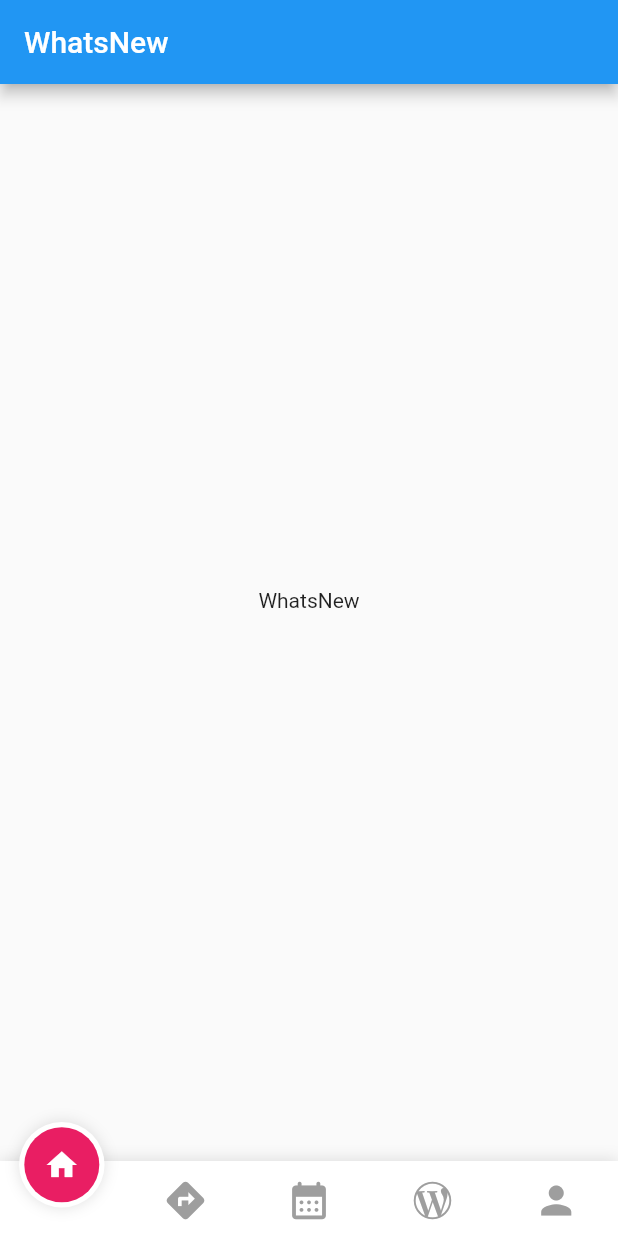
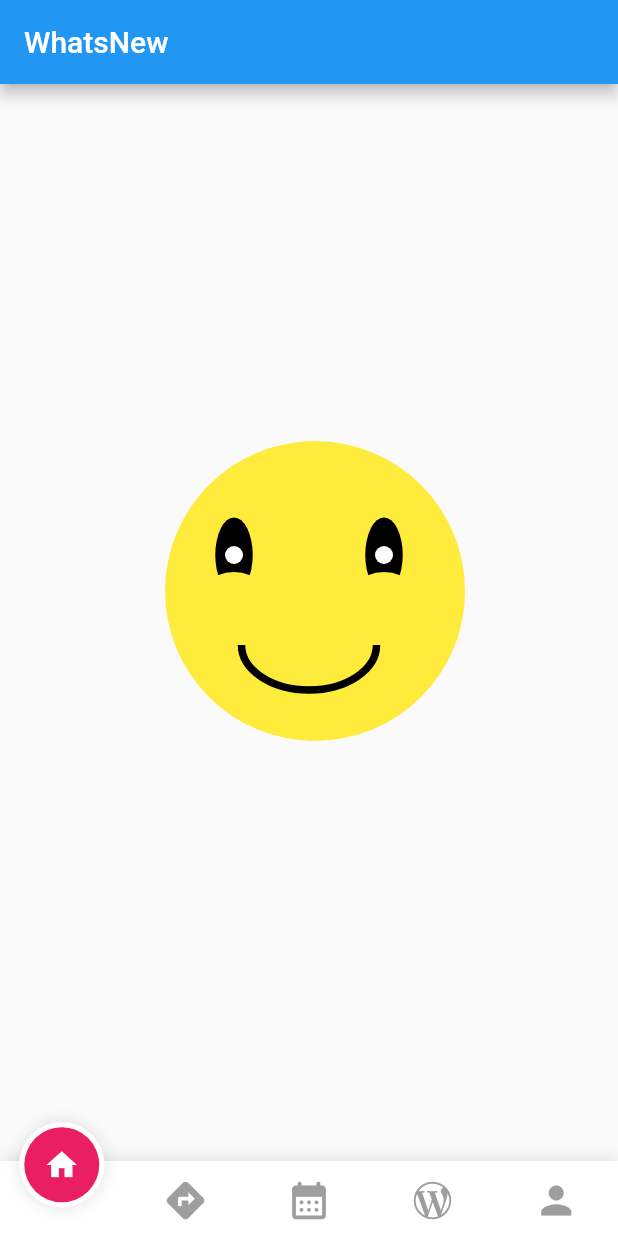
Before and after one commit to MuktiTandel/testapp, a Flutter app: the screen it shows after launch, swiped to page 2, on a phone screen of 412 x 824 dp. Run offline on Flutter 3.47's test engine with Material 2 defaults, Android fonts, the phone set to English and light mode, and no system bars.

```diff
--- /dev/null
+++ b/lib/core/elements/draw_circle.dart
@@ -0,0 +1,75 @@
+import 'dart:math';
+
+import 'package:flutter/material.dart';
+
+class DrawCircle extends CustomPainter {
+
+  final Map<String, double> center;
+  final double radius;
+  final Color color;
+  final AnimationController controller;
+
+  DrawCircle({
+    required this.center,
+    required this.radius,
+    required this.color,
+    required this.controller
+  });
+
+  @override
+  void paint(Canvas canvas, Size size) {
+    Paint brush = new Paint()
+        ..color = color
+        ..strokeCap = StrokeCap.round
+        ..style = PaintingStyle.fill
+        ..strokeWidth = 30;
+
+    var offset = Offset(size.width / 2, size.height / 2);
+    var smileCenter = Offset(offset.dx, offset.dy + 30);
+
+    final rect = Rect.fromLTRB(50, 100, 250, 200);
+
+    canvas.drawCircle(Offset(center['x']!, center['y']!), radius, brush);
+    drawOval(canvas, size);
+    canvas.drawArc(Rect.fromCenter(center: smileCenter, width: 90, height: 60), 0, pi, false, Paint()..color = Colors.black..style = PaintingStyle.stroke..strokeWidth = 5);
+  }
+
+  void drawOval(Canvas canvas, Size size){
+
+    var center = Offset(size.width / 2, size.height / 2);
+
+    var eyeAnimation = Tween<double>(begin: 0, end: 50).animate(
+        CurvedAnimation(parent: controller, curve: Curves.easeOut));
+
+    Paint brush = Paint()
+      ..color = Colors.black
+      ..style = PaintingStyle.fill
+      ..strokeWidth = 5;
+
+    void draweye(double xOffset){
+      canvas.drawOval(Rect.fromCenter(center: Offset(center.dx - xOffset, center.dy - 30), width: 25, height: 50), brush);
+      canvas.drawCircle(
+          Offset(center.dx - xOffset , center.dy -30), 6, Paint()..color = Colors.white);
+    }
+
+    void drawEyeLid(double xOffset) {
+      canvas.drawOval(Rect.fromCircle( center: Offset(center.dx + xOffset -10, center.dy -  eyeAnimation.value + 23), radius: 28),
+          Paint()
+            ..color = Colors.yellow
+            ..style = PaintingStyle.fill
+            ..strokeWidth = 5);
+    }
+
+    draweye(50);
+    draweye(-50);
+    drawEyeLid(60);
+    drawEyeLid(-40);
+
+  }
+
+  @override
+  bool shouldRepaint(covariant CustomPainter oldDelegate) {
+    return true;
+  }
+
+}
--- a/lib/features/Screens/whatsnew_screen.dart
+++ b/lib/features/Screens/whatsnew_screen.dart
@@ -1,7 +1,55 @@
+import 'dart:math';
+
 import 'package:flutter/material.dart';
+import 'package:testapp/core/elements/draw_circle.dart';
 
-class Whatsnew_screen extends StatelessWidget {
+class Whatsnew_screen extends StatefulWidget {
   const Whatsnew_screen({Key? key}) : super(key: key);
+
+  @override
+  State<Whatsnew_screen> createState() => _Whatsnew_screenState();
+}
+
+class _Whatsnew_screenState extends State<Whatsnew_screen> with SingleTickerProviderStateMixin {
+
+  late AnimationController animationController;
+
+  late Animation<double> animation;
+
+  @override
+  void initState() {
+    super.initState();
+    animationController = AnimationController(vsync: this,
+      duration: Duration(seconds: 4)
+    )..repeat();
+
+    Tween<double> rotationTween = Tween(begin: -pi, end: pi);
+
+    animation = rotationTween.animate(animationController)
+      ..addListener(() {
+        setState(() {
+        });
+      })..addStatusListener((status) {
+        if(status == AnimationStatus.completed){
+          animationController.repeat();
+        } else if(status == animationController.isDismissed){
+          animationController.forward();
+        }
+      });
+
+    animationController.addListener(() {
+      setState(() {
+
+      });
+    });
+
+  }
+
+  @override
+  void dispose() {
+    animationController.dispose();
+    super.dispose();
+  }
 
   @override
   Widget build(BuildContext context) {
@@ -9,8 +57,18 @@ class Whatsnew_screen extends StatelessWidget {
       appBar: AppBar(
         title: Text('WhatsNew'),
       ),
-      body: Center(
-        child: Text('WhatsNew'),
+      body: Padding(
+        padding: const EdgeInsets.all(20),
+        child: Center(
+          child: Stack(
+            children: [
+              CustomPaint(
+                size: Size(MediaQuery.of(context).size.width,MediaQuery.of(context).size.width),
+                painter: DrawCircle(center: {"x" : 190, 'y' : 200}, radius: 100, color: Colors.yellow, controller: animationController),
+              ),
+            ],
+          ),
+        ),
       ),
     );
   }
```
